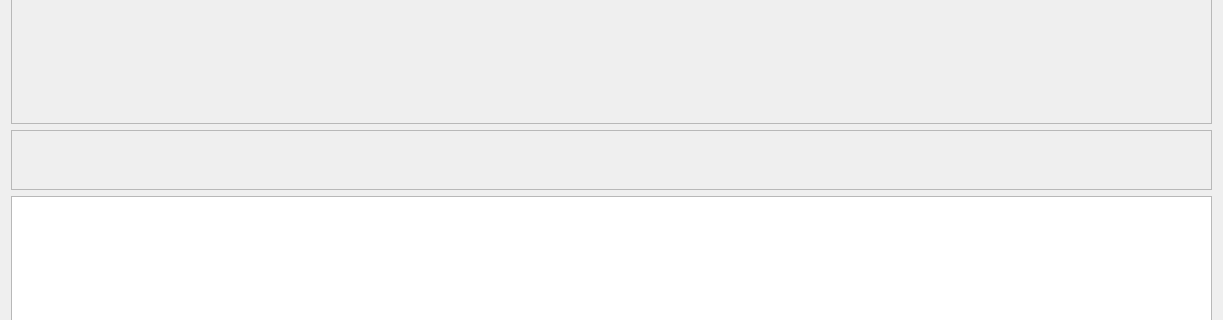
Old version of the form ui/packview.ui in the repository Open-Typer/Open-Typer; both pictures show x 0 to 1223 and y 293 to 613 of the 1223 by 746 pixel window.
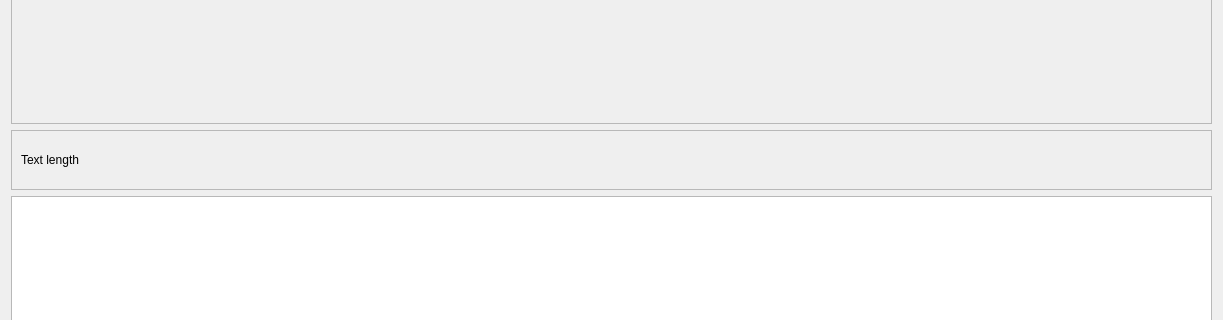
New version of the form. Icons and pictures are not drawn.

Commit message: ui: packview: Add text length label

```diff
--- a/ui/packview.ui
+++ b/ui/packview.ui
@@ -37,6 +37,15 @@
      <property name="frameShadow">
       <enum>QFrame::Raised</enum>
      </property>
+     <layout class="QHBoxLayout" name="horizontalLayout">
+      <item>
+       <widget class="QLabel" name="textLengthLabel">
+        <property name="text">
+         <string notr="true">Text length</string>
+        </property>
+       </widget>
+      </item>
+     </layout>
     </widget>
    </item>
    <item row="1" column="0">
```
